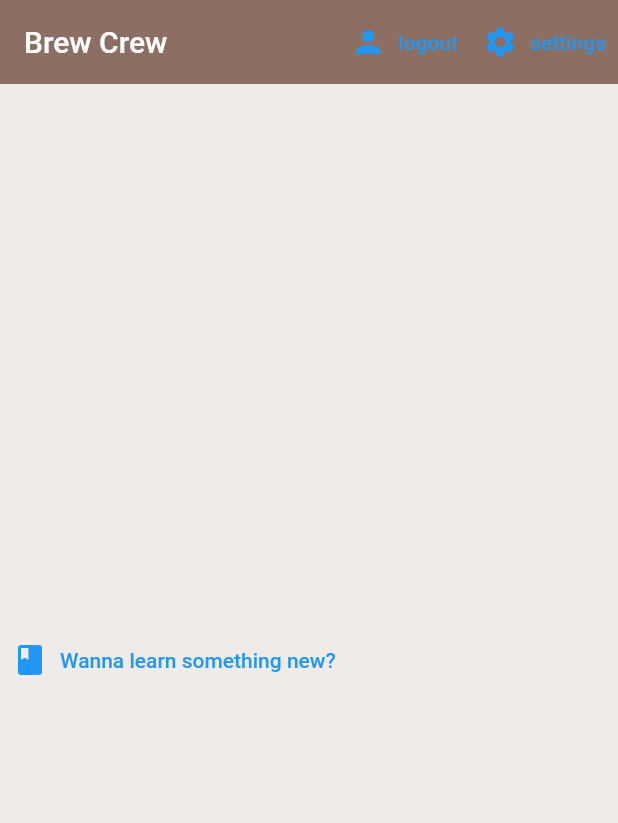
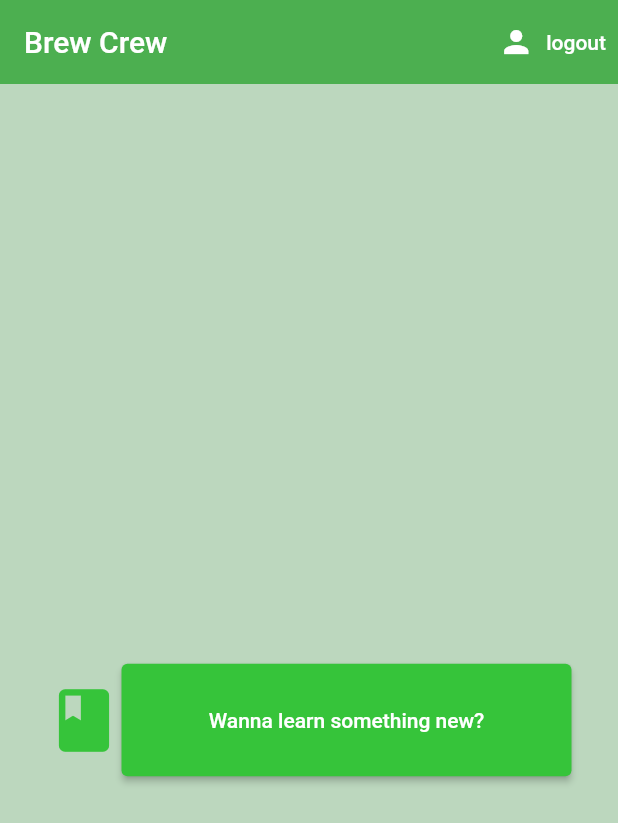
Before and after one commit to Rareshika/iTec, a Flutter app: the screen it shows once a user with an empty profile is signed in, after a tap on "logout", on a phone screen of 412 x 824 dp. Shown: the top 823 px of the screen. Run offline on Flutter 3.47's test engine with Material 2 defaults, Android fonts, the light colour scheme and no system bars; our stand-ins replace cloud_firestore, firebase_auth, firebase_core, flutter_spinkit; accounts and stored records are empty; statements that could not run were skipped.

Commit message:
proiectul final

```diff
--- a/lib/screens/authenticate/register.dart
+++ b/lib/screens/authenticate/register.dart
@@ -25,9 +25,9 @@ class _RegisterState extends State<Register> {
     return loading
         ? Loading()
         : Scaffold(
-            backgroundColor: Colors.brown[100],
+            backgroundColor: Color.fromARGB(255, 188, 215, 190),
             appBar: AppBar(
-              backgroundColor: Colors.brown[400],
+              backgroundColor: Colors.green,
               elevation: 0.0,
               title: Text('Sign up to Brew Crew'),
               actions: [
@@ -119,7 +119,7 @@ class _RegisterState extends State<Register> {
                         }
                       },
                       style: ElevatedButton.styleFrom(
-                        primary: Colors.brown[500],
+                        primary: Color.fromARGB(255, 127, 211, 130),
                         padding: EdgeInsets.symmetric(
                             vertical: 20.0, horizontal: 25),
                       ),
--- a/lib/screens/authenticate/sign_in.dart
+++ b/lib/screens/authenticate/sign_in.dart
@@ -25,9 +25,9 @@ class _SignInState extends State<SignIn> {
   @override
   Widget build(BuildContext context) {
     return loading ? Loading() : Scaffold(
-      backgroundColor: Colors.brown[100],
+      backgroundColor: Color.fromARGB(255, 188, 215, 190),
       appBar: AppBar(
-        backgroundColor: Colors.brown[400],
+        backgroundColor: Colors.green,
         elevation: 0.0,
         title: Text('Sign in to Brew Crew'),
         actions: [
@@ -113,7 +113,7 @@ class _SignInState extends State<SignIn> {
                   }
                 },
                 style: ElevatedButton.styleFrom(
-                  primary: Colors.brown[500],
+                  primary: Color.fromARGB(255, 127, 211, 130),
                   padding: EdgeInsets.symmetric(vertical: 20.0, horizontal: 25),
                 ),
               ),
--- a/lib/screens/home/home.dart
+++ b/lib/screens/home/home.dart
@@ -30,32 +30,50 @@ class _HomeState extends State<Home> {
     final user = Provider.of<CustomUser?>(context);
 
     return Scaffold(
-      backgroundColor: Colors.brown[50],
+      backgroundColor: Color.fromARGB(255, 188, 215, 190),
       appBar: AppBar(
         title: Text('Brew Crew'),
-        backgroundColor: Colors.brown[400],
+        backgroundColor: Colors.green,
         elevation: 0.0,
         actions: [
           TextButton.icon(
             onPressed: () async {
               await _auth.signOut();
             },
-            icon: Icon(Icons.person),
-            label: Text('logout'),
+            icon: Icon(Icons.person, color: Colors.white),
+            label: Text(
+              'logout',
+              style: TextStyle(color: Colors.white),
             ),
-          TextButton.icon(
-              onPressed: () async {},
-              icon: Icon(Icons.settings),
-              label: Text('settings')),
+          ),
         ],
       ),
       body: Center(
         child: TextButton(
           onPressed: () {},
           child: Row(
+            mainAxisAlignment: MainAxisAlignment.center,
+            crossAxisAlignment: CrossAxisAlignment.center,
             children: [
-              Icon(Icons.book),
-              TextButton(
+              Padding(
+                padding: const EdgeInsets.only(top: 80.0),
+                child: Icon(
+                  Icons.book,
+                  color: Color.fromARGB(255, 54, 196, 58),
+                  size: 50,
+                ),
+              ),
+
+              //Text("Welcome back"),
+              Padding(
+                padding: const EdgeInsets.only(top: 80),
+                child: SizedBox(
+                  height: 75,
+                  width: 300,
+                  child: ElevatedButton(
+                    style: ElevatedButton.styleFrom(
+                      primary: Color.fromARGB(255, 54, 196, 58),
+                    ),
                     child: Text('Wanna learn something new?'),
                     onPressed: () {
                       Navigator.push(
@@ -64,6 +82,8 @@ class _HomeState extends State<Home> {
                               builder: (context) => const StorySelect()));
                     },
                   ),
+                ),
+              ),
             ],
           ),
         ),
--- a/lib/shared/constants.dart
+++ b/lib/shared/constants.dart
@@ -1,10 +1,10 @@
 import 'package:flutter/material.dart';
 
 const textInputDecoration = InputDecoration(
-  fillColor: Colors.brown,
+  fillColor: Color.fromARGB(255, 149, 255, 152),
   filled: true,
   enabledBorder: OutlineInputBorder(
-    borderSide: BorderSide(color: Colors.white, width: 2.0),
+    borderSide: BorderSide(color: Color.fromARGB(255, 54, 196, 58), width: 2.0),
   ),
   focusedBorder: OutlineInputBorder(
     borderSide: BorderSide(color: Colors.pink, width: 2.0),
```
Also changed, not shown: lib/models/choices.dart (+44 -14 lines), lib/screens/stories/story_select.dart (+14 -13 lines). Lines whose indentation alone changed are shown as unchanged.
